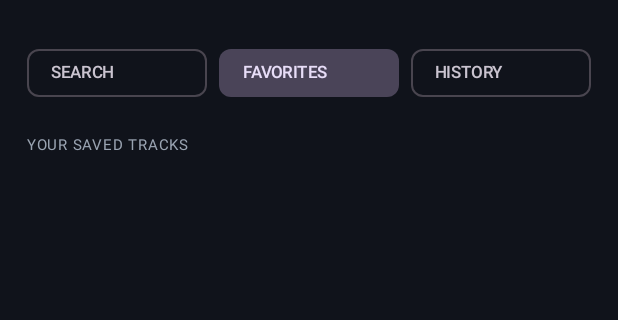
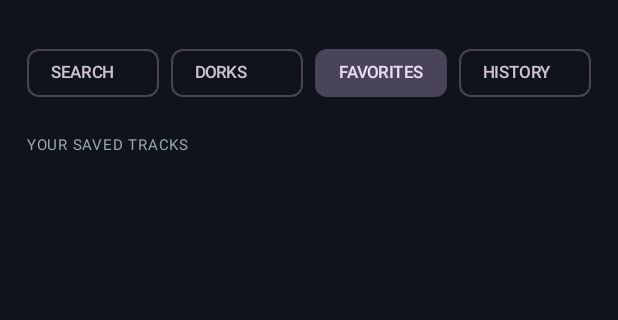
Before and after one commit to studio23webdezign/Mp3Hunter, an Android app built with Jetpack Compose: the screen it shows after launch (MainActivity), after a tap on "FAVORITES", on a phone screen of 412 x 824 dp, the part 109-429 px from its top. Run offline under Robolectric (Android 15) with nearby library versions, the phone set to English and light mode, and no system bars; our stand-ins replace Room's generated code; 2 other taps on this screen came first.

Commit message:
Add dedicated DORKS tab to MP3 Hunter

```diff
--- a/app/src/main/java/com/studio23webdezign/mp3hunter/MainActivity.kt
+++ b/app/src/main/java/com/studio23webdezign/mp3hunter/MainActivity.kt
@@ -33,6 +33,7 @@ import com.studio23webdezign.mp3hunter.search.WebDiscoveryProvider
 import com.studio23webdezign.mp3hunter.search.MusicResult
 import com.studio23webdezign.mp3hunter.search.SearchPlanner
 import com.studio23webdezign.mp3hunter.search.TrackPlayback
+import com.studio23webdezign.mp3hunter.ui.DorkSearchPanel
 import kotlinx.coroutines.Dispatchers
 import kotlinx.coroutines.launch
 import kotlinx.coroutines.withContext
@@ -100,7 +101,7 @@ private fun Mp3HunterApp(context: Context) {
                     }
                 }
                 Row(horizontalArrangement = Arrangement.spacedBy(8.dp), modifier = Modifier.fillMaxWidth()) {
-                    listOf("SEARCH", "FAVORITES", "HISTORY").forEach { tab ->
+                    listOf("SEARCH", "DORKS", "FAVORITES", "HISTORY").forEach { tab ->
                         FilterChip(
                             selected = selectedTab == tab,
                             onClick = { selectedTab = tab; if (tab != "SEARCH") loadLibrary() },
@@ -261,6 +262,9 @@ private fun Mp3HunterApp(context: Context) {
                             DiscoveryIntro()
                         }
                     }
+                    "DORKS" -> {
+                        DorkSearchPanel(modifier = Modifier.weight(1f).padding(top = 14.dp, bottom = 8.dp))
+                    }
                     "FAVORITES" -> {
                         Text("YOUR SAVED TRACKS", color = Muted, fontSize = 10.sp, modifier = Modifier.padding(vertical = 12.dp))
                         LazyColumn(verticalArrangement = Arrangement.spacedBy(10.dp)) {
```
